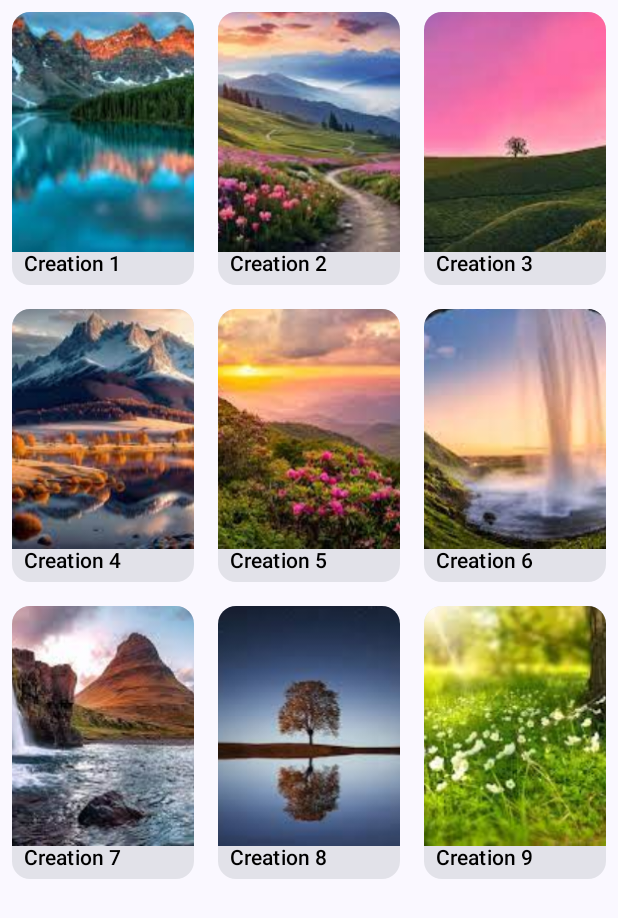
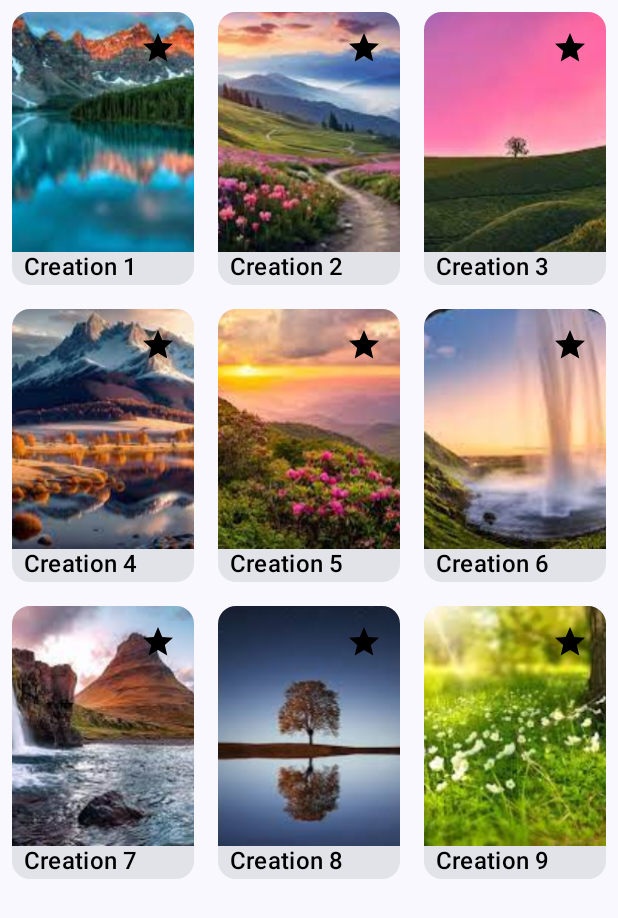
Before and after one commit to SE2-Fabler/fabler-frontend, an Android app built with Jetpack Compose: the composable CreationScreen shown on its own in the app's theme, on a phone screen of 412 x 824 dp. Shown: the top 918 px of the screen. Run offline under Robolectric (Android 15) with nearby library versions, the light colour scheme and no system bars.

Commit message:
(add) Creations an Bookmark screens

```diff
--- a/app/src/main/java/com/kaneki/fabler/MainActivity.kt
+++ b/app/src/main/java/com/kaneki/fabler/MainActivity.kt
@@ -22,6 +22,7 @@ import com.kaneki.fabler.ui.theme.FablerTheme
 import com.kaneki.fabler.ui.tabs.user.UserScreen
 import com.kaneki.fabler.ui.tabs.story.StoryScreen
 import com.kaneki.fabler.ui.tabs.creations.CreationScreen
+import com.kaneki.fabler.ui.tabs.bookmarks.BookmarkScreen
 
 class MainActivity : ComponentActivity() {
     override fun onCreate(savedInstanceState: Bundle?) {
--- a/app/src/main/java/com/kaneki/fabler/ui/tabs/creations/creations.kt
+++ b/app/src/main/java/com/kaneki/fabler/ui/tabs/creations/creations.kt
@@ -16,9 +16,17 @@ import androidx.compose.ui.layout.ContentScale
 import androidx.compose.ui.res.painterResource
 import androidx.compose.ui.tooling.preview.Preview
 import androidx.compose.ui.unit.dp
-import androidx.compose.foundation.BorderStroke
 import androidx.compose.foundation.background
-import androidx.compose.foundation.border
+import androidx.compose.foundation.layout.fillMaxSize
+import androidx.compose.foundation.layout.padding
+import androidx.compose.material3.IconButton
+import androidx.compose.material.icons.Icons
+import androidx.compose.material.icons.filled.Star
+import androidx.compose.material.icons.outlined.Star
+import androidx.compose.material3.Icon
+import androidx.compose.material3.Surface
+import androidx.compose.ui.Alignment
+
 
 import com.kaneki.fabler.R
 
@@ -47,27 +55,32 @@ fun CreationScreen() {
         modifier = Modifier.fillMaxSize()
     ) {
         items(creationList.size) { index ->
-            CreationCard(creation = creationList[index])
+            CreationCard(creation = creationList[index], isBookmarked = false, onBookmarkClicked = {})
         }
     }
 }
 
 @Composable
-fun CreationCard(creation: Creation) {
+fun CreationCard(creation: Creation, isBookmarked: Boolean, onBookmarkClicked: (Boolean) -> Unit) {
     Card(
         modifier = Modifier
             .padding(8.dp)
-            .aspectRatio(2f/3f)
-            .background(Color.Transparent)
+            .aspectRatio(2f / 3f) // Aspect ratio of the card (vertical rectangle)
+    ) {
+        Surface(
+            modifier = Modifier
+                .fillMaxSize(),
+            color = Color.Transparent, // Set surface color to transparent
+            contentColor = Color.Black // Set content color for text
         ) {
             Column(
-            modifier = Modifier.fillMaxSize().background(Color.Transparent)
+                modifier = Modifier.fillMaxSize()
             ) {
                 Box(
                     modifier = Modifier
                         .weight(1f)
-                    .fillMaxSize()
-                    .background(Color.Transparent)
+                        .fillMaxWidth()
+                        .background(Color.Transparent) // Set background color of the Box to transparent
                 ) {
                     Image(
                         painter = painterResource(id = creation.imageResId),
@@ -77,16 +90,27 @@ fun CreationCard(creation: Creation) {
                             .aspectRatio(2f/3f),
                         contentScale = ContentScale.Crop // Scale the image to fill the available space
                     )
+                    IconButton(
+                        onClick = { onBookmarkClicked(!isBookmarked) },
+                        modifier = Modifier.align(Alignment.TopEnd)
+                    ) {
+                        if (isBookmarked) {
+                            Icon(Icons.Filled.Star, contentDescription = "Bookmarked")
+                        } else {
+                            Icon(Icons.Outlined.Star, contentDescription = "Bookmark")
                         }
-            Spacer(modifier = Modifier.height(16.dp)) // Add space between image and text
+                    }
+                }
+                Spacer(modifier = Modifier.height(20.dp)) // Add space between image and text
                 Text(
                     text = creation.title,
-                style = MaterialTheme.typography.titleSmall,
+                    style = MaterialTheme.typography.titleMedium,
                     color = Color.Black,
                     modifier = Modifier
-                    .padding(horizontal = 8.dp, vertical = 4.dp)
+                        .padding(horizontal = 8.dp)
                         .fillMaxWidth()
                 )
+            }
         }
     }
 }
```
Also changed, not shown: app/src/main/java/com/kaneki/fabler/ui/tabs/bookmarks/bookmarks.kt (+94 -1 lines). Lines whose indentation alone changed are shown as unchanged.
